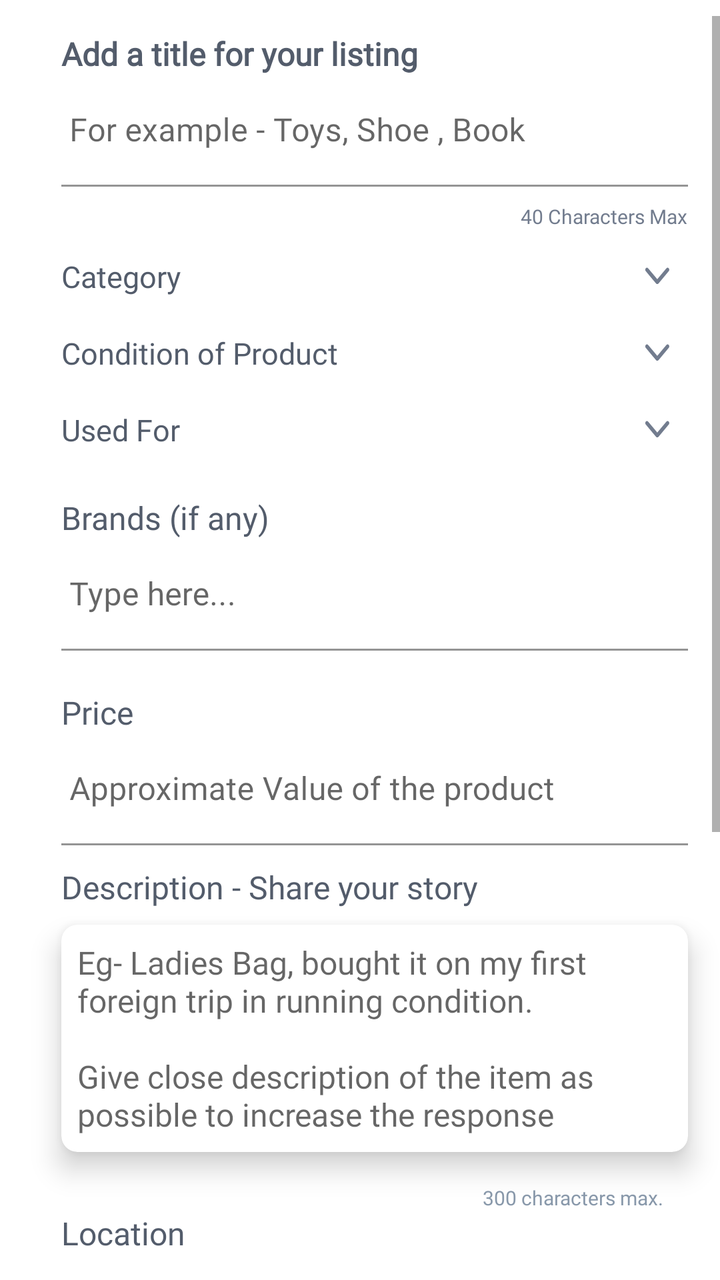
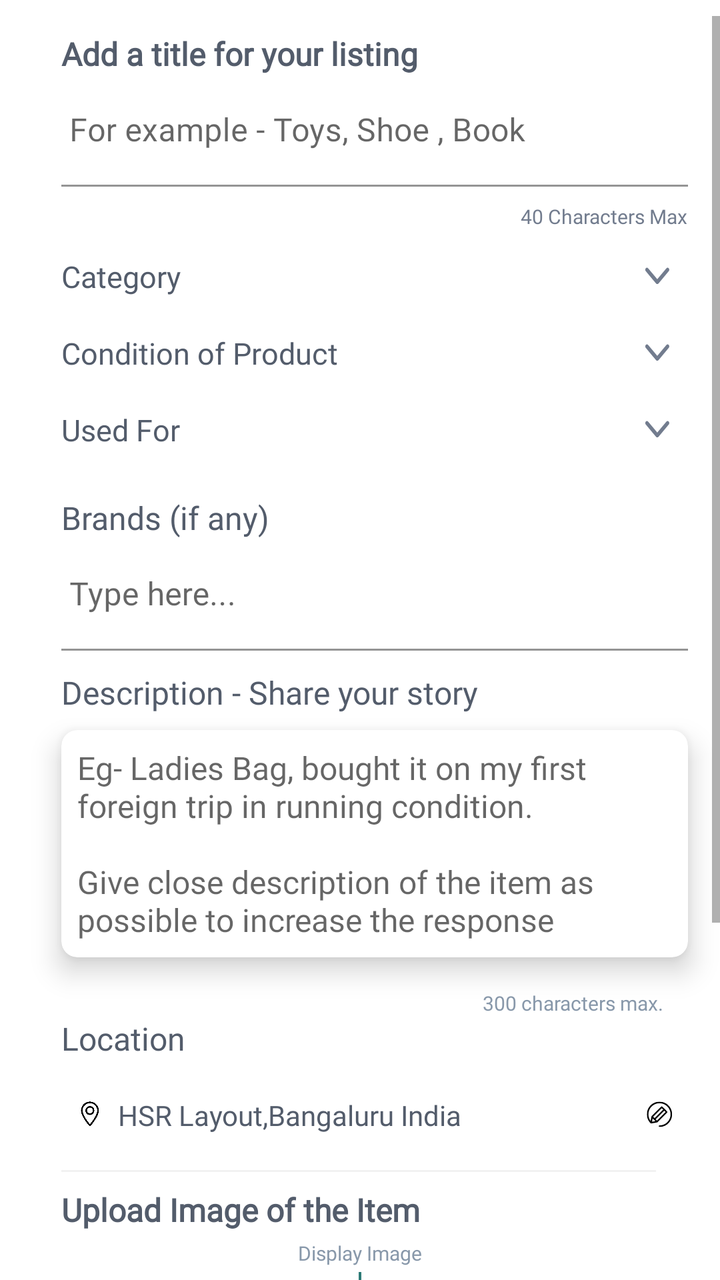

Before-and-after screenshots of an Android layout around one commit, followed by the original layout XML and the change that was made.
<!-- AndroidManifest.xml: application theme Theme.AbraaKaDabraa.App -->
<!-- res/layout/new_giver_flow_fragment.xml -->
<?xml version="1.0" encoding="utf-8"?>
<androidx.constraintlayout.widget.ConstraintLayout
    xmlns:android="http://schemas.android.com/apk/res/android"
    xmlns:app="http://schemas.android.com/apk/res-auto"
    xmlns:tools="http://schemas.android.com/tools"
    android:layout_width="match_parent"
    android:layout_height="match_parent"
    android:background="@color/white">

    <ScrollView
        android:id="@+id/scrollView4"
        android:layout_width="0dp"
        android:layout_height="0dp"
        android:visibility="visible"
        app:layout_constraintBottom_toBottomOf="parent"
        app:layout_constraintEnd_toEndOf="parent"
        app:layout_constraintStart_toStartOf="parent"
        android:layout_marginTop="8dp"
        app:layout_constraintTop_toTopOf="parent">

        <androidx.constraintlayout.widget.ConstraintLayout
            android:layout_width="match_parent"
            android:layout_height="wrap_content">

            <TextView
                android:id="@+id/mainImagePlaceholder2"
                android:layout_width="wrap_content"
                android:layout_height="wrap_content"
                android:layout_marginTop="4dp"
                android:fontFamily="@font/montserrat_medium"
                android:text="Display Image"
                android:textColor="@color/edit_text_color"
                android:textSize="10sp"
                app:layout_constraintEnd_toEndOf="parent"
                app:layout_constraintStart_toStartOf="parent"
                app:layout_constraintTop_toBottomOf="@+id/textView12" />

            <ImageView
                android:id="@+id/arrowImage2"
                android:layout_width="16dp"
                android:layout_height="16dp"
                app:layout_constraintEnd_toEndOf="@+id/mainImagePlaceholder2"
                app:layout_constraintStart_toStartOf="@+id/mainImagePlaceholder2"
                app:layout_constraintTop_toBottomOf="@+id/mainImagePlaceholder2"
                app:srcCompat="@drawable/arrow_downward" />

            <TextView
                android:id="@+id/textView2"
                android:layout_width="0dp"
                android:layout_height="1dp"
                android:layout_marginTop="8dp"
                android:layout_marginEnd="32dp"
                android:background="#F2F2F2"
                app:layout_constraintEnd_toEndOf="parent"
                app:layout_constraintStart_toStartOf="@+id/textView6"
                app:layout_constraintTop_toBottomOf="@+id/linearLayout1" />

            <LinearLayout
                android:id="@+id/linearLayout1"
                android:layout_width="0dp"
                android:layout_height="wrap_content"
                android:layout_marginTop="8dp"
                android:layout_marginEnd="16dp"
                android:orientation="horizontal"
                android:paddingTop="10dp"
                android:paddingBottom="10dp"
                app:layout_constraintEnd_toEndOf="parent"
                app:layout_constraintStart_toStartOf="@+id/textView11"
                app:layout_constraintTop_toBottomOf="@+id/textView11">

                <ImageView
                    android:layout_width="0dp"
                    android:layout_height="14dp"
                    android:layout_gravity="center"
                    android:layout_weight="1"
                    android:src="@drawable/ic_location" />

                <TextView
                    android:id="@+id/locationTxt"
                    android:layout_width="0dp"
                    android:layout_height="wrap_content"
                    android:layout_gravity="center"
                    android:layout_weight="9"
                    android:fontFamily="@font/montserrat_medium"
                    android:text="HSR Layout,Bangaluru India"
                    android:textColor="@color/title_color"
                    android:textSize="14sp" />
                <ImageView
                    android:layout_width="0dp"
                    android:layout_height="14dp"
                    android:layout_gravity="center"
                    android:layout_weight="1"
                    android:src="@drawable/ic_edit_product" />

            </LinearLayout>

            <TextView
                android:id="@+id/textView5"
                android:layout_width="wrap_content"
                android:layout_height="wrap_content"
                android:layout_marginStart="10dp"
                android:layout_marginTop="8dp"
                android:fontFamily="@font/montserrat_medium"
                android:text="Add a title for your listing"
                android:textColor="@color/title_color"
                android:textSize="@dimen/sp_16"
                android:textStyle="bold"
                app:layout_constraintEnd_toEndOf="parent"
                app:layout_constraintHorizontal_bias="0.12"
                app:layout_constraintStart_toStartOf="parent"
                app:layout_constraintTop_toTopOf="parent" />

            <com.google.android.material.textfield.TextInputLayout
                android:id="@+id/textView6"
                android:layout_width="0dp"
                android:layout_height="wrap_content"
                android:layout_marginEnd="16dp"
                app:layout_constraintEnd_toEndOf="parent"
                app:layout_constraintHorizontal_bias="0.0"
                app:layout_constraintStart_toStartOf="@+id/textView5"
                app:layout_constraintTop_toBottomOf="@+id/textView5">

                <com.google.android.material.textfield.TextInputEditText
                    android:id="@+id/et_product_name"
                    android:layout_width="match_parent"
                    android:layout_height="wrap_content"
                    android:background="@android:color/transparent"
                    android:fontFamily="@font/montserrat_semi_bold"
                    android:hint="@string/new_product_name"
                    android:imeOptions="actionNext"
                    android:inputType="textCapSentences"
                    android:maxLength="40"
                    android:maxLines="1"
                    android:paddingStart="4dp"
                    android:paddingEnd="16dp"
                    android:textColor="@color/title_color"
                    android:textColorHint="@color/message_color"
                    android:textSize="@dimen/sp_16" />

            </com.google.android.material.textfield.TextInputLayout>


            <TextView
                android:id="@+id/textView7"
                android:layout_width="0dp"
                android:layout_height="1dp"
                android:layout_marginTop="8dp"
                android:layout_marginEnd="32dp"
                android:background="#F2F2F2"
                android:text="TextView"
                android:visibility="gone"
                app:layout_constraintEnd_toEndOf="parent"
                app:layout_constraintStart_toStartOf="@+id/textView6"
                app:layout_constraintTop_toBottomOf="@+id/textView6" />

            <TextView
                android:id="@+id/textView8"
                android:layout_width="wrap_content"
                android:layout_height="wrap_content"
                android:layout_marginTop="8dp"
                android:fontFamily="@font/montserrat_regular"
                android:text="40 Characters Max"
                android:textColor="@color/message_color"
                android:textSize="10sp"
                app:layout_constraintEnd_toEndOf="@+id/textView6"
                app:layout_constraintTop_toBottomOf="@+id/textView7" />

            <LinearLayout
                android:id="@+id/catgoryLinearLayout"
                android:layout_width="0dp"
                android:layout_height="wrap_content"
                android:layout_marginTop="8dp"
                android:layout_marginEnd="16dp"
                android:orientation="vertical"
                android:paddingTop="5dp"
                android:paddingBottom="5dp"
                app:layout_constraintEnd_toEndOf="parent"
                app:layout_constraintStart_toStartOf="@+id/textView6"
                app:layout_constraintTop_toBottomOf="@+id/textView8">

                <LinearLayout
                    android:layout_width="match_parent"
                    android:layout_height="wrap_content"
                    android:orientation="horizontal">


                    <EditText
                        android:id="@+id/cateogoryTxt"
                        android:layout_width="0dp"
                        android:layout_height="wrap_content"
                        android:layout_weight="9"
                        android:background="@color/transparent"
                        android:editable="false"
                        android:fontFamily="@font/montserrat_medium"
                        android:text="Category"
                        android:textColor="@color/title_color"
                        android:textSize="15sp" />

                    <ImageView
                        android:layout_width="0dp"
                        android:layout_height="wrap_content"
                        android:layout_gravity="center"
                        android:layout_weight="1"
                        android:src="@drawable/ic_drop_down" />
                </LinearLayout>

                <TextView
                    android:id="@+id/categorySelectedTxt"
                    android:layout_width="match_parent"
                    android:layout_height="wrap_content"
                    android:fontFamily="@font/montserrat_semi_bold"
                    android:text="Electronics"
                    android:textColor="@color/title_color"
                    android:textSize="16sp"
                    android:visibility="gone" />
            </LinearLayout>

            <LinearLayout
                android:id="@+id/conditionLinearLayout"
                android:layout_width="0dp"
                android:layout_height="wrap_content"
                android:layout_marginTop="8dp"
                android:layout_marginEnd="16dp"
                android:orientation="vertical"
                android:paddingTop="5dp"
                android:paddingBottom="5dp"
                app:layout_constraintEnd_toEndOf="parent"
                app:layout_constraintStart_toStartOf="@+id/catgoryLinearLayout"
                app:layout_constraintTop_toBottomOf="@+id/catgoryLinearLayout">

                <LinearLayout
                    android:layout_width="match_parent"
                    android:layout_height="wrap_content"
                    android:orientation="horizontal">

                    <EditText
                        android:id="@+id/conditionTxt"
                        android:layout_width="0dp"
                        android:layout_height="wrap_content"
                        android:layout_weight="9"
                        android:background="@color/transparent"
                        android:editable="false"
                        android:fontFamily="@font/montserrat_medium"
                        android:text="Condition of Product"
                        android:textColor="@color/title_color"
                        android:textSize="15sp" />

                    <ImageView
                        android:layout_width="0dp"
                        android:layout_height="wrap_content"
                        android:layout_gravity="center"
                        android:layout_weight="1"
                        android:src="@drawable/ic_drop_down" />
                </LinearLayout>

                <TextView
                    android:id="@+id/conditionSelectedTxt"
                    android:layout_width="match_parent"
                    android:layout_height="wrap_content"
                    android:fontFamily="@font/montserrat_semi_bold"
                    android:text="Electronics"
                    android:textColor="@color/title_color"
                    android:textSize="16sp"
                    android:visibility="gone" />
            </LinearLayout>

            <LinearLayout
                android:id="@+id/usedForLinearLayout"
                android:layout_width="0dp"
                android:layout_height="wrap_content"
                android:layout_marginTop="8dp"
                android:layout_marginEnd="16dp"
                android:orientation="vertical"
                android:paddingTop="5dp"
                android:paddingBottom="5dp"
                app:layout_constraintEnd_toEndOf="parent"
                app:layout_constraintStart_toStartOf="@+id/conditionLinearLayout"
                app:layout_constraintTop_toBottomOf="@+id/conditionLinearLayout">

                <LinearLayout
                    android:layout_width="match_parent"
                    android:layout_height="wrap_content"
                    android:orientation="horizontal">

                    <EditText
                        android:id="@+id/usedForTxt"
                        android:layout_width="0dp"
                        android:layout_height="wrap_content"
                        android:layout_weight="9"
                        android:background="@color/transparent"
                        android:editable="false"
                        android:fontFamily="@font/montserrat_medium"
                        android:text="Used For"
                        android:textColor="@color/title_color"
                        android:textSize="15sp" />

                    <ImageView
                        android:layout_width="0dp"
                        android:layout_height="wrap_content"
                        android:layout_gravity="center"
                        android:layout_weight="1"
                        android:src="@drawable/ic_drop_down" />
                </LinearLayout>

                <TextView
                    android:id="@+id/usedForSelectedTxt"
                    android:layout_width="match_parent"
                    android:layout_height="wrap_content"
                    android:fontFamily="@font/montserrat_semi_bold"
                    android:text="Electronics"
                    android:textColor="@color/title_color"
                    android:textSize="16sp"
                    android:visibility="gone" />
            </LinearLayout>

            <LinearLayout
                android:id="@+id/linearLayout5"
                android:layout_width="0dp"
                android:layout_height="wrap_content"
                android:layout_marginTop="8dp"
                android:layout_marginEnd="16dp"
                android:orientation="vertical"
                android:paddingTop="10dp"
                android:paddingBottom="10dp"
                app:layout_constraintEnd_toEndOf="parent"
                app:layout_constraintStart_toStartOf="@+id/usedForLinearLayout"
                app:layout_constraintTop_toBottomOf="@+id/usedForLinearLayout">

                <TextView
                    android:layout_width="match_parent"
                    android:layout_height="wrap_content"
                    android:layout_weight="9"
                    android:fontFamily="@font/montserrat_medium"
                    android:text="Brands (if any)"
                    android:textColor="@color/title_color"
                    android:textSize="@dimen/sp_16" />

                <com.google.android.material.textfield.TextInputLayout
                    android:layout_width="match_parent"
                    android:layout_height="wrap_content"
                    app:layout_constraintEnd_toEndOf="parent"
                    app:layout_constraintHorizontal_bias="0.0"
                    app:layout_constraintStart_toStartOf="@+id/textView5"
                    app:layout_constraintTop_toBottomOf="@+id/textView5">

                    <com.google.android.material.textfield.TextInputEditText
                        android:id="@+id/et_product_brand"
                        android:layout_width="match_parent"
                        android:layout_height="wrap_content"
                        android:background="@android:color/transparent"
                        android:fontFamily="@font/montserrat_semi_bold"
                        android:hint="@string/type_here"
                        android:imeOptions="actionNext"
                        android:inputType="textCapSentences"
                        android:maxLines="1"
                        android:maxLength="50"
                        android:paddingStart="4dp"
                        android:paddingEnd="16dp"
                        android:textColor="@color/title_color"
                        android:textColorHint="@color/edit_text_color"
                        android:textSize="16sp" />

                </com.google.android.material.textfield.TextInputLayout>

            </LinearLayout>

            <TextView
                android:id="@+id/textView9"
                android:layout_width="wrap_content"
                android:layout_height="wrap_content"
                android:fontFamily="@font/montserrat_medium"
                android:text="Description - Share your story"
                android:textColor="@color/title_color"
                android:textSize="@dimen/sp_16"
                app:layout_constraintStart_toStartOf="@+id/linearLayout5"
                app:layout_constraintTop_toBottomOf="@+id/linearLayout51" />

            <LinearLayout
                android:id="@+id/linearLayout51"
                android:layout_width="0dp"
                android:layout_height="match_parent"
                android:layout_weight="9"
                android:orientation="vertical"
                android:paddingTop="10dp"
                android:paddingBottom="10dp"
                app:layout_constraintEnd_toEndOf="@+id/linearLayout5"
                app:layout_constraintStart_toStartOf="@+id/linearLayout5"
                app:layout_constraintTop_toBottomOf="@+id/linearLayout5">

                <TextView
                    android:layout_width="match_parent"
                    android:layout_height="wrap_content"
                    android:layout_weight="9"
                    android:fontFamily="@font/montserrat_medium"
                    android:text="Price"
                    android:textColor="@color/title_color"
                    android:textSize="@dimen/sp_16" />

                <com.google.android.material.textfield.TextInputLayout
                    android:layout_width="match_parent"
                    android:layout_height="wrap_content"
                    app:layout_constraintEnd_toEndOf="parent"
                    app:layout_constraintHorizontal_bias="0.0"
                    app:layout_constraintStart_toStartOf="@+id/textView5"
                    app:layout_constraintTop_toBottomOf="@+id/textView5">

                    <com.google.android.material.textfield.TextInputEditText
                        android:id="@+id/et_product_brand1"
                        android:layout_width="match_parent"
                        android:layout_height="wrap_content"
                        android:background="@android:color/transparent"
                        android:fontFamily="@font/montserrat_semi_bold"
                        android:hint="Approximate Value of the product"
                        android:imeOptions="actionNext"
                        android:inputType="number"
                        android:maxLines="1"
                        android:maxLength="5"
                        android:paddingStart="4dp"
                        android:paddingEnd="16dp"
                        android:textColor="@color/title_color"
                        android:textColorHint="@color/edit_text_color"
                        android:textSize="16sp" />

                </com.google.android.material.textfield.TextInputLayout>

            </LinearLayout>

            <androidx.cardview.widget.CardView
                android:id="@+id/cardView3"
                android:layout_width="0dp"
                android:layout_height="wrap_content"
                android:layout_marginTop="8dp"
                android:layout_marginEnd="16dp"
                app:cardCornerRadius="8dp"
                app:cardElevation="8dp"
                app:layout_constraintEnd_toEndOf="parent"
                app:layout_constraintStart_toStartOf="@+id/textView9"
                app:layout_constraintTop_toBottomOf="@+id/textView9">

                <ScrollView
                    android:layout_width="match_parent"
                    android:layout_height="wrap_content">

                    <EditText
                        android:id="@+id/descEdt"
                        android:layout_width="match_parent"
                        android:layout_height="match_parent"
                        android:layout_margin="8dp"
                        android:background="@android:color/transparent"
                        android:fontFamily="@font/montserrat_semi_bold"
                        android:gravity="top"
                        android:hint="Eg- Ladies Bag, bought it on my first foreign trip in running condition.\n\nGive close description of the item as possible to increase the response"
                        android:maxLength="300"
                        android:textColor="@color/title_color"
                        android:textSize="16sp" />
                </ScrollView>


            </androidx.cardview.widget.CardView>

            <TextView
                android:id="@+id/textView10"
                android:layout_width="wrap_content"
                android:layout_height="wrap_content"
                android:layout_marginTop="16dp"
                android:layout_marginEnd="12dp"
                android:fontFamily="@font/montserrat_regular"
                android:text="300 characters max."
                android:textColor="@color/edit_text_color"
                android:textSize="10sp"
                app:layout_constraintEnd_toEndOf="@+id/cardView3"
                app:layout_constraintHorizontal_bias="1.0"
                app:layout_constraintStart_toStartOf="parent"
                app:layout_constraintTop_toBottomOf="@+id/cardView3" />

            <TextView
                android:id="@+id/textView11"
                android:layout_width="wrap_content"
                android:layout_height="wrap_content"
                android:fontFamily="@font/montserrat_medium"
                android:text="@string/location"
                android:textColor="@color/title_color"
                android:textSize="@dimen/sp_16"
                app:layout_constraintStart_toStartOf="@+id/cardView3"
                app:layout_constraintTop_toBottomOf="@+id/textView10" />

            <TextView
                android:id="@+id/textView12"
                android:layout_width="wrap_content"
                android:layout_height="wrap_content"
                android:layout_marginTop="8dp"
                android:fontFamily="@font/montserrat_medium"
                android:text="Upload Image of the Item"
                android:textColor="@color/title_color"
                android:textSize="@dimen/sp_16"
                android:textStyle="bold"
                app:layout_constraintStart_toStartOf="@+id/textView2"
                app:layout_constraintTop_toBottomOf="@+id/textView2" />

            <androidx.recyclerview.widget.RecyclerView
                android:id="@+id/rv_images"
                android:layout_width="0dp"
                android:layout_height="match_parent"
                android:layout_marginEnd="16dp"
                app:layout_constraintEnd_toEndOf="parent"
                app:layout_constraintStart_toStartOf="@+id/textView12"
                app:layout_constraintTop_toBottomOf="@+id/arrowImage2">

            </androidx.recyclerview.widget.RecyclerView>

            <TextView
                android:id="@+id/textView41"
                android:layout_width="wrap_content"
                android:layout_height="wrap_content"
                android:layout_marginTop="4dp"
                android:layout_marginEnd="16dp"
                android:fontFamily="@font/montserrat_regular"
                android:text="Minimum 2 views. Hold &amp; Drag to reorder the images "
                android:textColor="@color/edit_text_color"
                android:textSize="10sp"
                app:layout_constraintEnd_toEndOf="parent"
                app:layout_constraintTop_toBottomOf="@+id/rv_images" />

            <TextView
                android:id="@+id/textView42"
                android:layout_width="0dp"
                android:layout_height="wrap_content"
                android:layout_marginTop="8dp"
                android:layout_marginBottom="16dp"
                android:fontFamily="@font/montserrat_regular"
                android:text="@string/ensuring_user"
                android:textColor="@color/title_color"
                android:textSize="14sp"
                app:layout_constraintBottom_toBottomOf="parent"
                app:layout_constraintEnd_toEndOf="@+id/rv_images"
                app:layout_constraintHorizontal_bias="0.0"
                app:layout_constraintStart_toStartOf="@+id/rv_images"
                app:layout_constraintTop_toBottomOf="@+id/textView41"
                app:layout_constraintVertical_bias="0.0" />

            <CheckBox
                android:id="@+id/i_agree_checkbox"
                android:layout_width="wrap_content"
                android:layout_height="wrap_content"
                android:layout_marginTop="8dp"
                android:layout_marginEnd="32dp"
                app:layout_constraintEnd_toEndOf="parent"
                app:layout_constraintTop_toBottomOf="@id/textView42" />

            <TextView
                android:id="@+id/button"
                android:layout_width="0dp"
                android:layout_height="48dp"
                android:layout_marginStart="30dp"
                android:layout_marginTop="8dp"
                android:layout_marginEnd="30dp"
                android:layout_marginBottom="18dp"
                android:background="@drawable/btn_bg_rounded_rect"
                android:fontFamily="@font/montserrat_medium"
                android:gravity="center"
                android:text="Submit"
                android:textAllCaps="false"
                android:textColor="#fff"
                android:textSize="@dimen/sp_16"
                android:textStyle="bold"
                android:visibility="visible"
                app:layout_constraintBottom_toBottomOf="parent"
                app:layout_constraintEnd_toEndOf="parent"
                app:layout_constraintStart_toStartOf="parent"
                app:layout_constraintTop_toBottomOf="@+id/i_agree_checkbox" />

            <TextView
                android:id="@+id/textView74"
                android:layout_width="wrap_content"
                android:layout_height="wrap_content"
                android:layout_marginEnd="16dp"
                android:fontFamily="@font/montserrat_medium"
                android:text="I Agree"
                android:textColor="@color/title_color"
                android:textSize="@dimen/sp_16"
                app:layout_constraintBottom_toBottomOf="@+id/i_agree_checkbox"
                app:layout_constraintEnd_toStartOf="@+id/i_agree_checkbox"
                app:layout_constraintTop_toTopOf="@+id/i_agree_checkbox" />
        </androidx.constraintlayout.widget.ConstraintLayout>

    </ScrollView>

</androidx.constraintlayout.widget.ConstraintLayout>
<!-- resources referenced by this layout -->
<resources>
  <color name="edit_text_color">#8898AA</color>
  <color name="message_color">#727C8E</color>
  <color name="title_color">#535C6B</color>
  <color name="transparent">#00000000</color>
  <color name="white">#FFFFFFFF</color>
  <dimen name="sp_16">16sp</dimen>
  <!-- drawable arrow_downward (drawable) -->
  <vector xmlns:android="http://schemas.android.com/apk/res/android"
      android:width="24dp"
      android:height="24dp"
      android:tint="@color/btn_color"
      android:viewportWidth="24"
      android:viewportHeight="24">
      <path
          android:fillColor="@android:color/white"
          android:pathData="M20,12l-1.41,-1.41L13,16.17V4h-2v12.17l-5.58,-5.59L4,12l8,8 8,-8z" />
  </vector>
  <!-- drawable btn_bg_rounded_rect (drawable) -->
  <shape xmlns:android="http://schemas.android.com/apk/res/android"
      android:shape="rectangle">
  
      <solid android:color="@color/new_button_color" />
  
      <corners android:radius="8dp" />
  
  </shape>
  <!-- drawable ic_drop_down (drawable) -->
  <vector xmlns:android="http://schemas.android.com/apk/res/android"
      android:width="13dp"
      android:height="9dp"
      android:viewportWidth="13"
      android:viewportHeight="9">
    <path
        android:pathData="M1.2129,0.2257C1.002,0.3099 0.8121,0.5121 0.7066,0.7649C0.6574,0.8857 0.6504,0.9447 0.6504,1.2003C0.6504,1.4699 0.6551,1.5092 0.716,1.6496C0.7723,1.776 1.2832,2.4023 3.4465,4.9975C5.659,7.6516 6.1348,8.2077 6.2519,8.2835C6.3856,8.3706 6.4043,8.3762 6.6387,8.3762C6.8731,8.3762 6.8918,8.3706 7.0254,8.2835C7.1449,8.2077 7.616,7.6544 9.8402,4.9834C11.9613,2.4388 12.5238,1.7479 12.5707,1.6356C12.6199,1.5148 12.627,1.4558 12.627,1.2003C12.627,0.9306 12.6199,0.8913 12.559,0.7453C12.477,0.5515 12.341,0.3886 12.1699,0.2818C12.0527,0.2116 12.0176,0.2032 11.8066,0.2032C11.3965,0.2032 11.6309,-0.0411 8.9777,3.1354L6.6387,5.9327L4.3019,3.1354C1.6746,-0.0046 1.8832,0.2116 1.5059,0.1976C1.3887,0.1948 1.2691,0.206 1.2129,0.2257Z"
        android:fillColor="#727C8E"/>
  </vector>
  <!-- drawable ic_edit_product: vector/xml drawable (drawable, 2530 chars, omitted) -->
  <!-- drawable ic_location: png bitmap (drawable, 27234 bytes) -->
  <string name="ensuring_user"><b>Important :</b> Please ensure that none of the below items are uploaded : \n\nToxic, Weapons, Alcohol, Fireworks, Narcotics, Medicines, Edibles"</string>
  <string name="location">Location</string>
  <string name="new_product_name">For example  - Toys, Shoe , Book</string>
  <string name="type_here">Type here...</string>
  <style name="Theme.AbraaKaDabraa.App" parent="Theme.MaterialComponents.Light.DarkActionBar">
          <item name="colorPrimary">@color/theme_color</item>
          <item name="colorPrimaryVariant">@color/theme_color</item>
          <item name="colorOnPrimary">@color/theme_color</item>
      </style>
  <color name="btn_color">#2D7A76</color>
  <color name="new_button_color">#2D7A76</color>
  <color name="theme_color">#416D49</color>
</resources>

<!-- the commit's change to res/layout/new_giver_flow_fragment.xml (unified diff, before → after) -->
@@ -382,6 +382,7 @@
                 android:layout_weight="9"
                 android:orientation="vertical"
                 android:paddingTop="10dp"
+                android:visibility="gone"
                 android:paddingBottom="10dp"
                 app:layout_constraintEnd_toEndOf="@+id/linearLayout5"
                 app:layout_constraintStart_toStartOf="@+id/linearLayout5"
